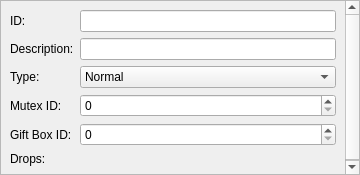
This is tools/cathedral/ui/DropSetProperties.ui in comphack/comp_hack as Qt 5 draws it before an edit. The edited form follows.
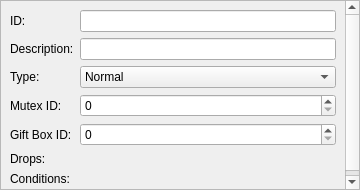
This is the edited form. Custom widgets are drawn as their Qt base class.

```diff
--- a/tools/cathedral/ui/DropSetProperties.ui
+++ b/tools/cathedral/ui/DropSetProperties.ui
@@ -7,7 +7,7 @@
     <x>0</x>
     <y>0</y>
     <width>360</width>
-    <height>175</height>
+    <height>190</height>
    </rect>
   </property>
   <layout class="QVBoxLayout" name="layoutMain">
@@ -34,7 +34,7 @@
         <x>0</x>
         <y>0</y>
         <width>358</width>
-        <height>173</height>
+        <height>188</height>
        </rect>
       </property>
       <layout class="QFormLayout" name="layoutScrollArea">
@@ -126,6 +126,16 @@
        <item row="1" column="1">
         <widget class="QLineEdit" name="desc"/>
        </item>
+       <item row="6" column="0">
+        <widget class="QLabel" name="lblConditions">
+         <property name="text">
+          <string>Conditions:</string>
+         </property>
+        </widget>
+       </item>
+       <item row="6" column="1">
+        <widget class="DynamicList" name="conditions" native="true"/>
+       </item>
       </layout>
      </widget>
     </widget>
```
